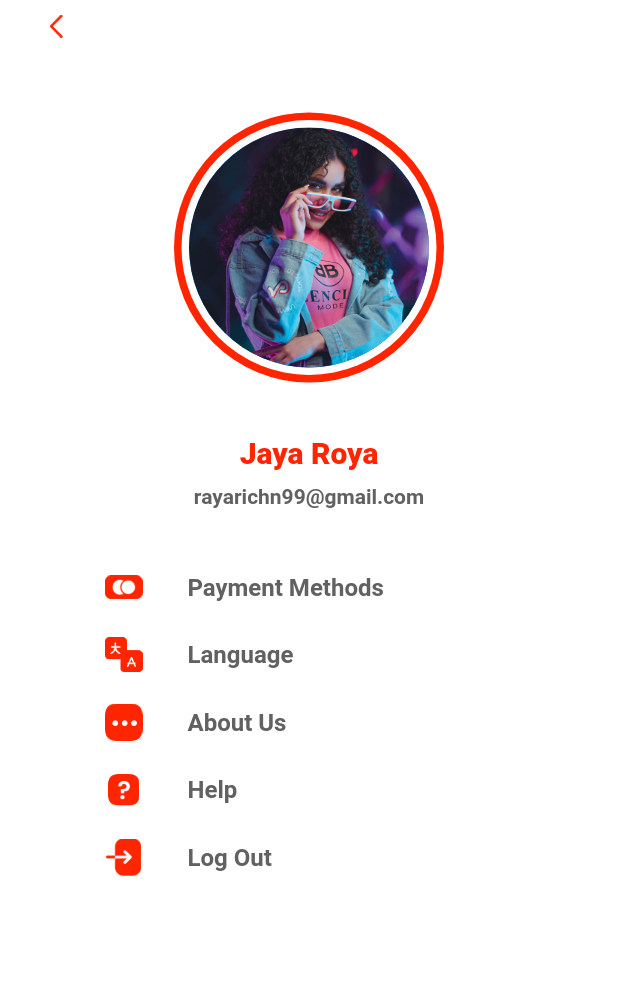
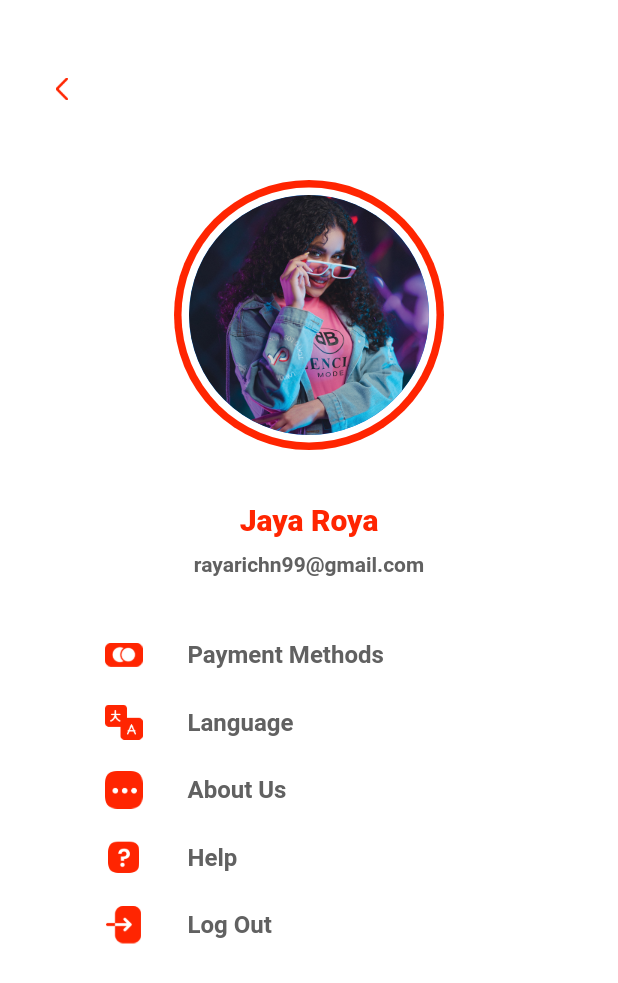
Before and after one commit to moaz126/zataraapp, a Flutter app: the AccountPage screen opened directly, on a phone screen of 412 x 824 dp. Shown: the top 983 px of the screen. Run offline on Flutter 3.47's test engine with Material 2 defaults, Android fonts, the phone set to English and light mode, and no system bars; our stand-ins replace flutter_local_notifications, flutter_rating_bar, google_fonts, google_maps_flutter, hexcolor, location and 5 more; missing offline and left inert: country_pickers, dart:ffi, google_maps_flutter_platform_interface.

Commit message:
change file

```diff
--- a/lib/homepage/account.dart
+++ b/lib/homepage/account.dart
@@ -11,10 +11,10 @@ class AccountPage extends StatelessWidget {
   @override
   Widget build(BuildContext context) {
     return Scaffold(
-        appBar: AppBar(
+        /*  appBar: AppBar(
           toolbarHeight: 25,
           leading: Padding(
-            padding: const EdgeInsets.only(top: 10, left: 19),
+            padding: const EdgeInsets.only(top: 10, left: 18),
             child: InkWell(
               onTap: () {
                 Navigator.pop(context);
@@ -27,10 +27,12 @@ class AccountPage extends StatelessWidget {
           ),
           backgroundColor: Colors.white,
           elevation: 0,
-        ),
-        body: Center(
+        ), */
+        body: Stack(
+      children: [
+        Center(
           child: Padding(
-            padding: const EdgeInsets.only(top: 50),
+            padding: const EdgeInsets.only(top: 70),
             child: Column(
               children: [
                 // CircleAvatar(
@@ -41,6 +43,9 @@ class AccountPage extends StatelessWidget {
                 //
                 //   ),
                 // ),
+                SizedBox(
+                  height: 50,
+                ),
                 CircleAvatar(
                   radius: 90,
                   backgroundColor: primary,
@@ -216,6 +221,39 @@ class AccountPage extends StatelessWidget {
               ],
             ),
           ),
-        ));
+        ),
+        Positioned(
+          top: 5.h,
+          right: 9.w,
+          left: 9.w,
+          child: Container(
+            width: MediaQuery.of(context).size.width,
+            height: 5.h,
+            color: Colors.transparent,
+            child: Row(
+              mainAxisAlignment: MainAxisAlignment.spaceBetween,
+              children: [
+                InkWell(
+                  onTap: () {
+                    Navigator.pop(
+                      context,
+                    );
+                  },
+                  child: Container(
+                    height: 20,
+                    width: 20,
+                    alignment: Alignment.topLeft,
+                    child: Image.asset(
+                      'assets/icons/back.png',
+                      height: 15,
+                    ),
+                  ),
+                ),
+              ],
+            ),
+          ),
+        ),
+      ],
+    ));
   }
 }
--- a/pubspec.yaml
+++ b/pubspec.yaml
@@ -32,6 +32,7 @@ dependencies:
   custom_info_window: ^1.0.1
   flutter:
     sdk: flutter
+  flutter_local_notifications: ^9.7.0
   flutter_rating_bar: ^4.0.1
   flutter_svg: ^1.1.1+1
   font_awesome_flutter: ^10.1.0
```
Also changed, not shown: lib/api/notification_api.dart (added, +35 -0 lines), lib/homepage/search.dart (+9 -9 lines), lib/signin/transition.dart (+4 -4 lines), lib/signup/phonevarifyCode.dart (+18 -5 lines), lib/signup/signuptransition.dart (+17 -8 lines), lib/signup/varifyCode.dart (+17 -5 lines), pubspec.lock, 9 other files.
